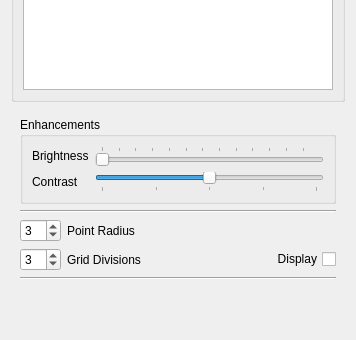
lu-sugar-tiger/DotDotGoose-fork, file ddg/point_widget.ui: the form before one commit; both pictures show x 0 to 356 and y 628 to 968 of the 356 by 968 pixel window.
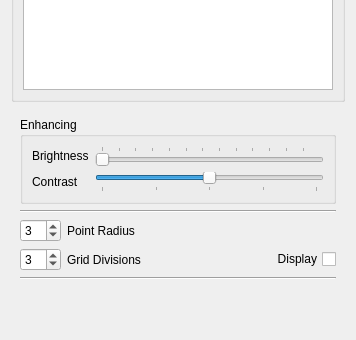
The form after the commit. Icons and pictures are not drawn.

Commit message: Remove Language menu, rename Enhancements to Enhancing

```diff
--- a/ddg/point_widget.ui
+++ b/ddg/point_widget.ui
@@ -131,7 +131,7 @@
       <item row="1" column="0" colspan="3">
        <widget class="QGroupBox" name="groupBox">
         <property name="title">
-         <string>Enhancements</string>
+         <string>Enhancing</string>
         </property>
         <layout class="QGridLayout" name="gridLayout">
          <item row="0" column="0">
```
The commit also changes 2 other files.
